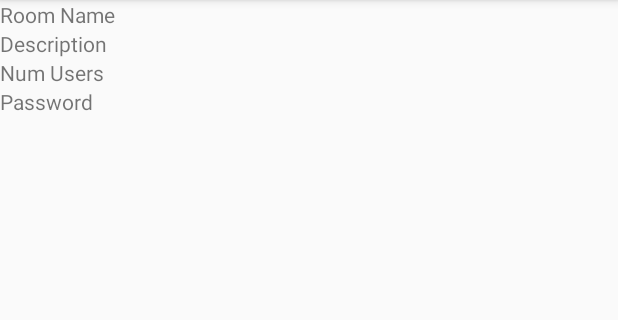
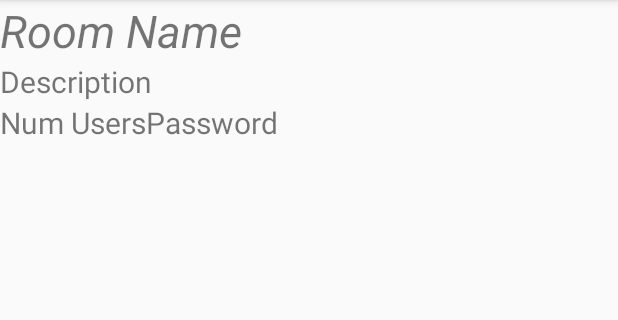
Before and after one commit to Stefan4472/Icebreaker, an Android app: the layout chatroom_adapter.xml on its own in the app's theme, with its tools: preview values and no code run, on a phone screen of 412 x 824 dp, the part 84-404 px from its top. Run offline under Robolectric (Android 15) with nearby library versions, the phone set to English and light mode, and no system bars; network calls fail.

Commit message:
polishing chat rooms interface

```diff
--- a/icebreaker-android/app/src/main/res/layout/chatroom_adapter.xml
+++ b/icebreaker-android/app/src/main/res/layout/chatroom_adapter.xml
@@ -8,23 +8,36 @@
         android:id="@+id/room_name_text"
         android:layout_width="wrap_content"
         android:layout_height="wrap_content"
+        android:textStyle="italic"
+        android:textSize="30dp"
         android:text="Room Name"/>
 
     <TextView
         android:id="@+id/room_description_text"
         android:layout_width="wrap_content"
         android:layout_height="wrap_content"
+        android:textSize="20dp"
         android:text="Description"/>
 
-    <TextView
+    <LinearLayout
+        android:layout_width="match_parent"
+        android:layout_height="wrap_content">
+
+        <TextView
         android:id="@+id/room_num_users_text"
         android:layout_width="wrap_content"
         android:layout_height="wrap_content"
+        android:layout_gravity="left"
+        android:textSize="20dp"
         android:text="Num Users"/>
 
-    <TextView
+        <TextView
         android:id="@+id/room_password_text"
         android:layout_width="wrap_content"
         android:layout_height="wrap_content"
+        android:layout_gravity="left"
+        android:textSize="20dp"
         android:text="Password"/>
+
+    </LinearLayout>
 </LinearLayout>
```
Also changed, not shown: icebreaker-android/app/src/main/res/layout/all_chatrooms.xml (+7 -1 lines), 2 other files.
